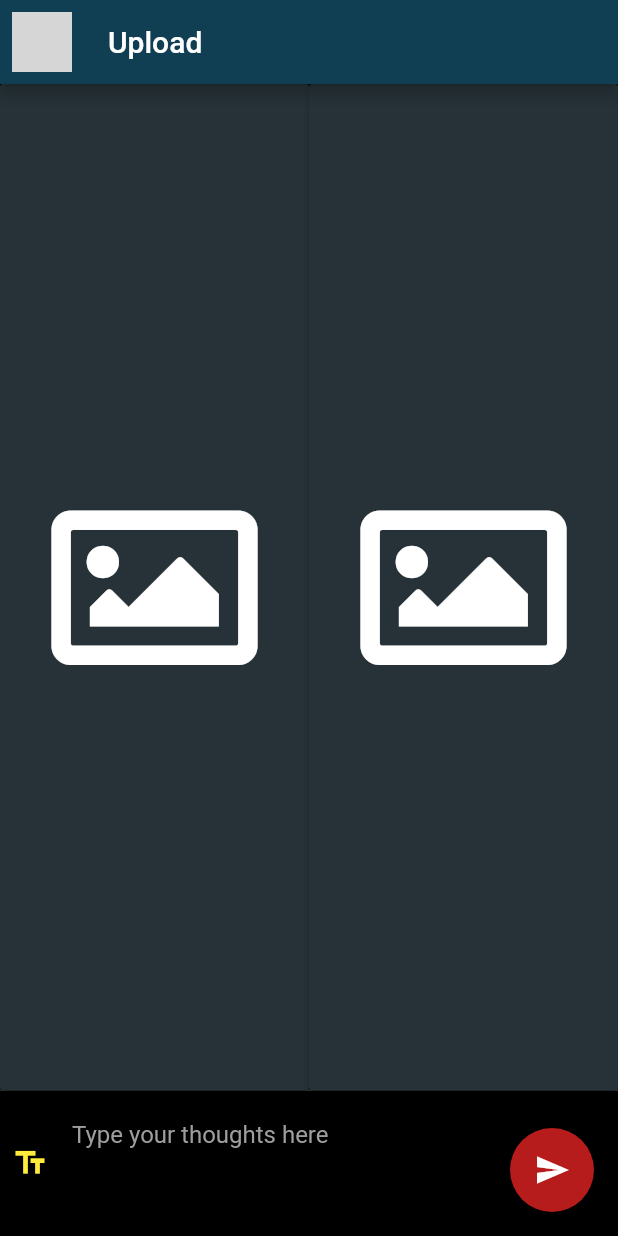
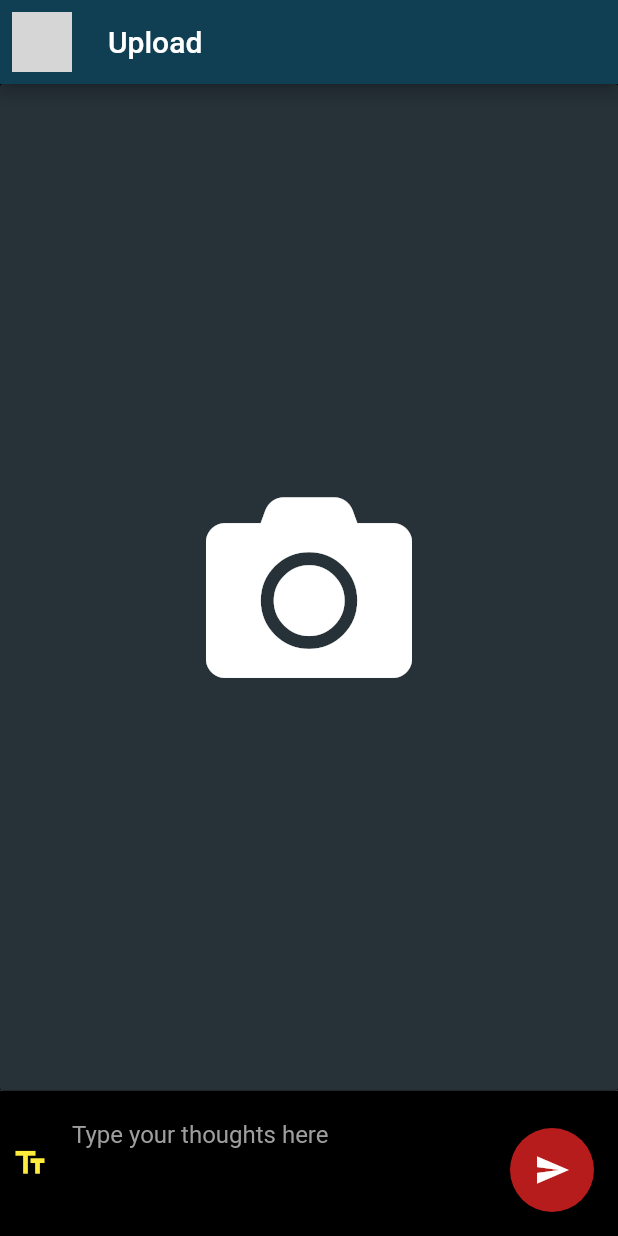
Before and after one commit to kdsuneraavinash/dengue-app, a Flutter app: the HomePage screen opened directly, after a tap on "Post", on a phone screen of 412 x 824 dp. Run offline on Flutter 3.47's test engine with Material 2 defaults, Android fonts, the phone set to English and light mode, and no system bars; drawn by our look-alikes of cached_network_image; our stand-ins replace cloud_firestore, firebase_auth, firebase_core, firebase_storage, font_awesome_flutter, google_sign_in and 2 more; missing offline and left inert: flutter_facebook_login; accounts and stored records are empty; network calls fail; grey boxes are pictures that could not be loaded.

Commit message:
Added basic upload functionality

```diff
--- a/lib/bloc/user_bloc.dart
+++ b/lib/bloc/user_bloc.dart
@@ -3,8 +3,8 @@ import 'dart:async';
 import 'package:cloud_firestore/cloud_firestore.dart';
 import 'package:dengue_app/bloc/bloc.dart';
 import 'package:dengue_app/bloc/login_bloc.dart';
-import 'package:dengue_app/logic/socialmedia/firebase.dart';
-import 'package:dengue_app/logic/socialmedia/loginresult.dart';
+import 'package:dengue_app/logic/firebase/auth.dart';
+import 'package:dengue_app/logic/firebase/loginresult.dart';
 import 'package:dengue_app/logic/user.dart';
 import 'package:rxdart/rxdart.dart';
 
--- a/lib/logic/socialmedia/firebase.dart
+++ b/lib/logic/firebase/auth.dart
@@ -1,6 +1,6 @@
 import 'dart:async';
 
-import 'package:dengue_app/logic/socialmedia/loginresult.dart';
+import 'package:dengue_app/logic/firebase/loginresult.dart';
 import 'package:dengue_app/logic/user.dart';
 import 'package:google_sign_in/google_sign_in.dart';
 import 'package:firebase_auth/firebase_auth.dart';
@@ -13,6 +13,7 @@ class FirebaseAuthController {
 
   Stream<QuerySnapshot> get userChanges =>
       Firestore.instance.collection('users').snapshots();
+
   Stream<QuerySnapshot> get leaderBoard => Firestore.instance
       .collection("users")
       .orderBy("points", descending: true)
--- a/lib/logic/post.dart
+++ b/lib/logic/post.dart
@@ -1,21 +1,18 @@
 class Post {
   String _user;
   String _caption;
-  String _beforeLink;
-  String _afterLink;
+  String _mediaLink;
   int _likes;
   int _shares;
 
   Post(
       {String user,
       String caption,
-      String beforeLink,
-      String afterLink,
+      String mediaLink,
       int likes,
       int shares}) {
     this._user = user;
-    this._beforeLink = beforeLink;
-    this._afterLink = afterLink;
+    this._mediaLink = mediaLink;
     this._caption = caption;
     this._likes = likes;
     this._shares = shares;
@@ -25,9 +22,7 @@ class Post {
 
   String get caption => _caption;
 
-  String get beforeLink => _beforeLink;
-
-  String get afterLink => _afterLink;
+  String get mediaLink => _mediaLink;
 
   int get likes => _likes;
 
--- a/lib/main.dart
+++ b/lib/main.dart
@@ -1,13 +1,15 @@
 import 'dart:async';
 
-import 'package:dengue_app/providers/home.dart';
-import 'package:dengue_app/providers/login.dart';
-import 'package:dengue_app/providers/user.dart';
+import 'package:dengue_app/logic/firebase/storage.dart';
+import 'package:dengue_app/providers/home_provider.dart';
+import 'package:dengue_app/providers/login_provider.dart';
+import 'package:dengue_app/providers/user_provider.dart';
 import 'package:dengue_app/theme.dart' as Theme;
-import 'package:dengue_app/ui/login.dart';
+import 'package:dengue_app/ui/login_ui.dart';
+import 'package:firebase_core/firebase_core.dart';
 import 'package:flutter/material.dart';
 
-Future<Null> main() async {
+void main() {
   runApp(new MyApp());
 }
 
@@ -22,3 +24,5 @@ class MyApp extends StatelessWidget {
     );
   }
 }
+
+final CloudStorage cloudStorage = CloudStorage();
--- a/lib/ui/feed.dart
+++ b/lib/ui/feed_ui.dart
@@ -11,10 +11,8 @@ class FeedPage extends StatelessWidget {
           user: "Jim Nasium",
           caption:
               "Limits marked led silent dining her she far. Sir but elegance marriage dwelling likewise position old pleasure men. Dissimilar themselves simplicity no of contrasted as. Delay great day hours men. Stuff front to do allow to asked he. ",
-          afterLink:
+          mediaLink:
               "https://www.trulawn.co.uk/wp-content/uploads/spring-garden-resize-1280x720.jpg",
-          beforeLink:
-          "http://fernandogarciadory.com/wp-content/uploads/170/flores-bonitas-rojas-jardin-banco-columpio-mesa.jpg",
           likes: 3,
           shares: 4,
         ),
@@ -24,10 +22,8 @@ class FeedPage extends StatelessWidget {
           user: "Will Power",
           caption:
               "Affronting everything discretion men now own did. Still round match we to. Frankness pronounce daughters remainder extensive has but. Happiness cordially one determine concluded fat. Plenty season beyond by hardly giving of.",
-          afterLink:
+          mediaLink:
               "https://www.wikihow.com/images/5/59/Clean-rusty-garden-tools-Intro.jpg",
-          beforeLink:
-          "http://www.fredshed.co.uk/photosgardtools/bulldogedgercu.jpg",
           likes: 16,
           shares: 3,
         ),
@@ -37,10 +33,8 @@ class FeedPage extends StatelessWidget {
           user: "Cliff Hanger",
           caption:
               "Consulted or acuteness dejection an smallness if. Outward general passage another as it. Very his are come man walk one next. Delighted prevailed supported too not remainder perpetual who furnished. Nay affronting bed projection compliment instrument. ",
-          afterLink:
+          mediaLink:
               "https://www.palmers.co.nz/wp-content/uploads/bfi_thumb/Autumn-garden-niqnooeadwzjf7upqytznjh6lc2lk87zbmuo3xmxtk.jpg",
-          beforeLink:
-          "https://cdn.eventfinda.co.nz/uploads/events/transformed/1098808-494526-34.jpg",
           likes: 26,
           shares: 3,
         ),
@@ -50,10 +44,8 @@ class FeedPage extends StatelessWidget {
           user: "Bud Jet",
           caption:
               "Do so written as raising parlors spirits mr elderly. Made late in of high left hold. Carried females of up highest calling.",
-          afterLink:
+          mediaLink:
               "https://timbercreekfarmer.com/wp-content/uploads/2016/06/weeds1.png",
-          beforeLink:
-          "https://www.almanac.com/sites/default/files/styles/primary_image_in_article/public/image_nodes/dandelion-greens-weeds.jpg?itok=J1YWOB1u",
           likes: 6,
           shares: 8,
         ),
--- a/lib/ui/leaderboard.dart
+++ b/lib/ui/leaderboard_ui.dart
@@ -2,7 +2,7 @@ import 'package:cloud_firestore/cloud_firestore.dart';
 import 'package:dengue_app/bloc/user_bloc.dart';
 import 'package:dengue_app/custom_widgets/network_image.dart';
 import 'package:dengue_app/logic/user.dart';
-import 'package:dengue_app/providers/user.dart';
+import 'package:dengue_app/providers/user_provider.dart';
 import 'package:flutter/material.dart';
 import 'package:font_awesome_flutter/font_awesome_flutter.dart';
 
--- a/lib/ui/postcard.dart
+++ b/lib/ui/postcard.dart
@@ -26,25 +26,10 @@ class PostCard extends StatelessWidget {
 
   /// Builds CachedNetworkImage as Banner.
   Widget _buildImageBanner(BuildContext context) {
-    return Row(
-      mainAxisSize: MainAxisSize.max,
-      mainAxisAlignment: MainAxisAlignment.spaceBetween,
-      children: <Widget>[
-        Expanded(
-          child: DefParameterNetworkImage(
-            imageUrl: post.beforeLink ??
-                "https://www.almanac.com/sites/default/files/styles/primary_image_in_article/public/image_nodes/dandelion-greens-weeds.jpg?itok=J1YWOB1u",
-            isCover: true,
-          ),
-        ),
-        Expanded(
-          child: DefParameterNetworkImage(
-            imageUrl: post.afterLink ??
-                "https://www.almanac.com/sites/default/files/styles/primary_image_in_article/public/image_nodes/dandelion-greens-weeds.jpg?itok=J1YWOB1u",
-            isCover: true,
-          ),
-        ),
-      ],
+    return DefParameterNetworkImage(
+      imageUrl: post.mediaLink ??
+          "https://www.almanac.com/sites/default/files/styles/primary_image_in_article/public/image_nodes/dandelion-greens-weeds.jpg?itok=J1YWOB1u",
+      isCover: true,
     );
   }
 
--- a/lib/ui/taskfeed.dart
+++ b/lib/ui/taskfeed_ui.dart
@@ -1,5 +1,5 @@
 import 'package:dengue_app/logic/task.dart';
-import 'package:dengue_app/ui/taskcard.dart';
+import 'package:dengue_app/ui/taskcard_ui.dart';
 import 'package:flutter/material.dart';
 
 class TaskFeedPage extends StatelessWidget {
--- a/lib/ui/upload.dart
+++ b/lib/ui/upload_ui.dart
@@ -1,5 +1,6 @@
 import 'dart:io';
 
+import '../main.dart';
 import 'package:flutter/material.dart';
 import 'package:font_awesome_flutter/font_awesome_flutter.dart';
 import 'package:image_picker/image_picker.dart';
@@ -7,7 +8,7 @@ import 'package:image_picker/image_picker.dart';
 class UploadImage extends StatefulWidget {
   @override
   UploadImageState createState() {
-    return new UploadImageState();
+    return  UploadImageState();
   }
 }
 
@@ -38,8 +39,7 @@ class UploadImageState extends State<UploadImage> {
       ),
       floatingActionButtonLocation: FloatingActionButtonLocation.endFloat,
       floatingActionButton: FloatingActionButton(
-        onPressed:
-            _beforeFile != null && _afterFile != null ? _handleSend : null,
+        onPressed: _mediaFile != null ? _handleSend : null,
         child: Icon(Icons.send),
       ),
     );
@@ -48,26 +48,21 @@ class UploadImageState extends State<UploadImage> {
   /// Builds CachedNetworkImage as Banner.
   Widget _buildImageBanner(BuildContext context) {
     return Row(
-      mainAxisSize: MainAxisSize.max,
-      mainAxisAlignment: MainAxisAlignment.spaceBetween,
       children: <Widget>[
         Expanded(
-          child: _buildImageButton(true),
-        ),
-        Expanded(
-          child: _buildImageButton(false),
+          child: _buildImageButton(),
         ),
       ],
     );
   }
 
-  Widget _buildImageButton(bool isBeforeImage) {
-    if ((isBeforeImage ? _beforeFile : _afterFile) == null) {
+  Widget _buildImageButton() {
+    if (_mediaFile == null) {
       return SizedBox(
         child: RaisedButton(
-          onPressed: () => _handleBrowseImage(isBeforeImage),
+          onPressed: () => _handleBrowseImage(),
           child: Icon(
-            FontAwesomeIcons.image,
+            FontAwesomeIcons.camera,
             color: Colors.white,
             size: MediaQuery.of(context).size.width / 3,
           ),
@@ -80,7 +75,7 @@ class UploadImageState extends State<UploadImage> {
         children: <Widget>[
           Expanded(
             child: Image.file(
-              isBeforeImage ? _beforeFile : _afterFile,
+              _mediaFile,
               fit: BoxFit.cover,
             ),
           ),
@@ -88,7 +83,7 @@ class UploadImageState extends State<UploadImage> {
             children: <Widget>[
               Expanded(
                 child: FlatButton.icon(
-                  onPressed: () => _handleBrowseImage(isBeforeImage),
+                  onPressed: _handleBrowseImage,
                   icon: Icon(Icons.image, color: Colors.white),
                   label: Text("Change", style: TextStyle(color: Colors.white)),
                 ),
@@ -137,7 +132,7 @@ class UploadImageState extends State<UploadImage> {
     );
   }
 
-  void _handleBrowseImage(bool isBeforeImage) async {
+  void _handleBrowseImage() async {
     List command = await showDialog(
         context: context,
         builder: (dialogContext) => SimpleDialog(
@@ -174,23 +169,18 @@ class UploadImageState extends State<UploadImage> {
     }
     File browsedImage = await ImagePicker.pickImage(source: command[0]);
     setState(() {
-      if (isBeforeImage) {
-        _beforeFile = browsedImage;
-      } else {
-        _afterFile = browsedImage;
-      }
+      _mediaFile = browsedImage;
     });
   }
 
-  void _handleSend() {
+  void _handleSend() async {
+    Uri res = await cloudStorage.uploadFile(_mediaFile);
     print(_titleText);
-    print(_beforeFile);
-    print(_afterFile);
+    print(res);
     Navigator.pop(context, true);
   }
 
   final TextEditingController textEditingController = TextEditingController();
   String _titleText = "";
-  File _beforeFile;
-  File _afterFile;
+  File _mediaFile;
 }
--- a/pubspec.yaml
+++ b/pubspec.yaml
@@ -35,6 +35,7 @@ dependencies:
   google_sign_in: ^3.0.5
   firebase_auth: ^0.5.20
   cloud_firestore: ^0.8.0
+  firebase_storage: ^1.0.2
 firebase_analytics: ^0.3.3
 
 dev_dependencies:
```
Also changed, not shown: lib/logic/firebase/storage.dart (added, +44 -0 lines), lib/ui/account_ui.dart (renamed from lib/ui/account.dart, +4 -4 lines), lib/ui/home_ui.dart (renamed from lib/ui/home.dart, +8 -7 lines), lib/ui/login_ui.dart (renamed from lib/ui/login.dart, +4 -4 lines), lib/logic/firebase/loginresult.dart (renamed from lib/logic/socialmedia/loginresult.dart), lib/providers/home_provider.dart (renamed from lib/providers/home.dart), lib/providers/login_provider.dart (renamed from lib/providers/login.dart), lib/providers/user_provider.dart (renamed from lib/providers/user.dart), lib/ui/credits_ui.dart (renamed from lib/ui/credits.dart), lib/ui/taskcard_ui.dart (renamed from lib/ui/taskcard.dart), pubspec.lock.
